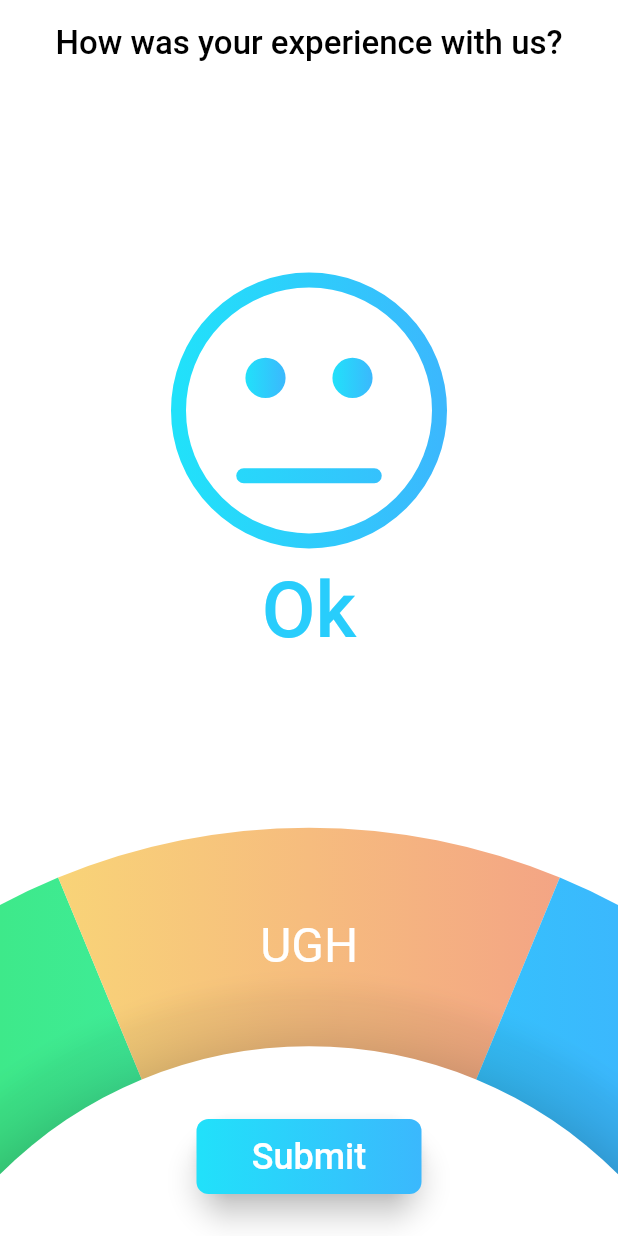
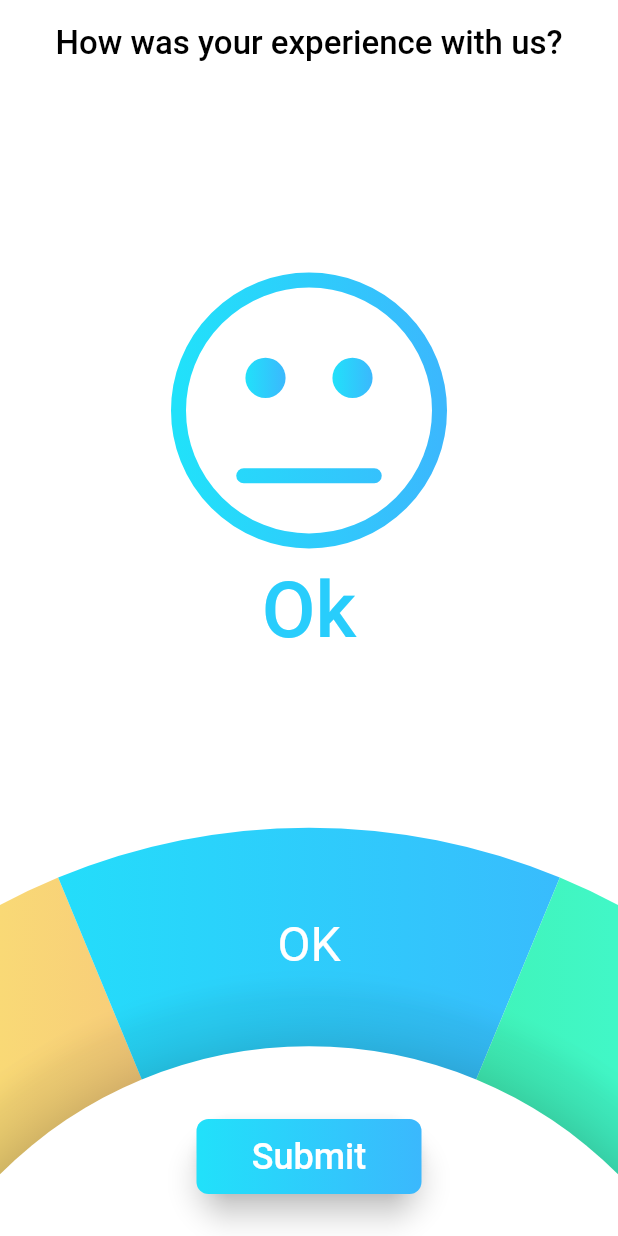
Before and after one commit to Mindinventory/Flutter-review-page-interaction, a Flutter app: the screen it shows after launch, on a phone screen of 412 x 824 dp. Run offline on Flutter 3.47's test engine with Material 2 defaults, Android fonts, the phone set to English and light mode, and no system bars.

Commit message:
- Code formatting

```diff
--- a/lib/review_page.dart
+++ b/lib/review_page.dart
@@ -34,10 +34,6 @@ class _MyReviewPageState extends State<MyReviewPage>
 
     arcInput = [
       ArcItem(
-          title: 'BAD',
-          startColor: AppColors.c3ee98a,
-          endColor: AppColors.c41f7c7),
-      ArcItem(
           title: 'UGH',
           startColor: AppColors.F9D976,
           endColor: AppColors.f39f86),
@@ -47,6 +43,10 @@ class _MyReviewPageState extends State<MyReviewPage>
           endColor: AppColors.c3bb8fd),
       ArcItem(
           title: 'GOOD',
+          startColor: AppColors.c3ee98a,
+          endColor: AppColors.c41f7c7),
+      ArcItem(
+          title: 'BAD',
           startColor: AppColors.fe0944,
           endColor: AppColors.feae96),
     ];
@@ -66,30 +66,31 @@ class _MyReviewPageState extends State<MyReviewPage>
 
           double ratio;
 
+          // sets the button color
           if (slideValue <= 100) {
             ratio = animation.value / 100;
+            startColor = Color.lerp(
+                arcInput[3].startColor, arcInput[0].startColor, ratio);
+            endColor =
+                Color.lerp(arcInput[3].endColor, arcInput[0].endColor, ratio);
+          } else if (slideValue <= 200) {
+            ratio = (animation.value - 100) / 100;
             startColor = Color.lerp(
                 arcInput[0].startColor, arcInput[1].startColor, ratio);
             endColor =
                 Color.lerp(arcInput[0].endColor, arcInput[1].endColor, ratio);
-          } else if (slideValue <= 200) {
-            ratio = (animation.value - 100) / 100;
+          } else if (slideValue <= 300) {
+            ratio = (animation.value - 200) / 100;
             startColor = Color.lerp(
                 arcInput[1].startColor, arcInput[2].startColor, ratio);
             endColor =
                 Color.lerp(arcInput[1].endColor, arcInput[2].endColor, ratio);
-          } else if (slideValue <= 300) {
-            ratio = (animation.value - 200) / 100;
+          } else if (slideValue <= 400) {
+            ratio = (animation.value - 300) / 100;
             startColor = Color.lerp(
                 arcInput[2].startColor, arcInput[3].startColor, ratio);
             endColor =
                 Color.lerp(arcInput[2].endColor, arcInput[3].startColor, ratio);
-          } else if (slideValue <= 400) {
-            ratio = (animation.value - 300) / 100;
-            startColor = Color.lerp(
-                arcInput[3].startColor, arcInput[0].startColor, ratio);
-            endColor =
-                Color.lerp(arcInput[3].endColor, arcInput[0].endColor, ratio);
           }
         });
       });
@@ -115,7 +116,8 @@ class _MyReviewPageState extends State<MyReviewPage>
             ),
           ),
           CustomPaint(
-            size: Size(MediaQuery.of(context).size.width, (MediaQuery.of(context).size.width / 2) + 60),
+            size: Size(MediaQuery.of(context).size.width,
+                (MediaQuery.of(context).size.width / 2) + 60),
             painter: SmilePainter(slideValue),
           ),
           Stack(
@@ -149,7 +151,10 @@ class _MyReviewPageState extends State<MyReviewPage>
 
                   lastAnimPosition = animPosition;
                 },
-              SubmitButton(startColor: startColor,endColor: endColor,),
+              SubmitButton(
+                startColor: startColor,
+                endColor: endColor,
+              ),
             ],
           ),
         ],
```
